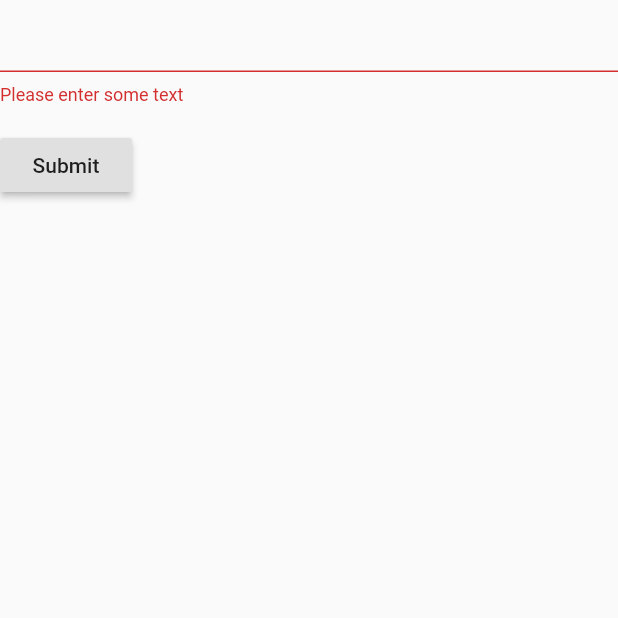
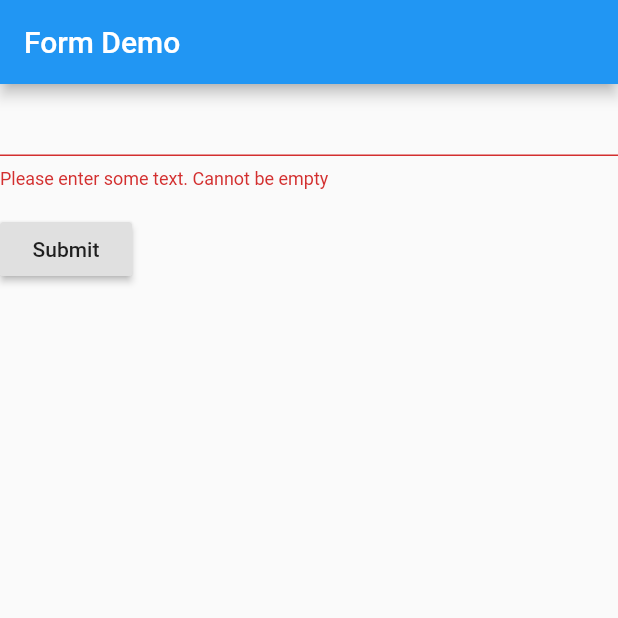
Before and after one commit to dotekien/flutter-form, a Flutter app: the screen it shows after launch, after a tap on "Submit", on a phone screen of 412 x 824 dp, the top half of it. Run offline on Flutter 3.47's test engine with Material 2 defaults, Android fonts, the phone set to English and light mode, and no system bars.

Commit message:
added simple form

```diff
--- a/lib/main.dart
+++ b/lib/main.dart
@@ -11,8 +11,7 @@ class MyApp extends StatelessWidget {
       title: appTitle,
       theme: ThemeData(
           primarySwatch: Colors.blue,
-        visualDensity: VisualDensity.adaptivePlatformDensity
-      ),
+          visualDensity: VisualDensity.adaptivePlatformDensity),
       home: Scaffold(
         body: MyHomePage(title: appTitle),
       ),
@@ -34,7 +33,14 @@ class _MyHomePageState extends State<MyHomePage> {
   @override
   Widget build(BuildContext context) {
     // Build a Form widget using the _formKey created above.
-    return Form(
+    return Scaffold(
+        appBar: AppBar(
+          title: Text(widget.title),
+        ),
+        body: SafeArea(
+            top: false,
+            bottom: false,
+            child: Form(
               key: _formKey,
               child: Column(
                 crossAxisAlignment: CrossAxisAlignment.start,
@@ -42,7 +48,7 @@ class _MyHomePageState extends State<MyHomePage> {
                   TextFormField(
                     validator: (value) {
                       if (value.isEmpty) {
-                return 'Please enter some text';
+                        return 'Please enter some text. Cannot be empty';
                       }
                       return null;
                     },
@@ -55,8 +61,8 @@ class _MyHomePageState extends State<MyHomePage> {
                         // otherwise.
                         if (_formKey.currentState.validate()) {
                           // If the form is valid, display a Snackbar.
-                  Scaffold.of(context)
-                      .showSnackBar(SnackBar(content: Text('Processing Data')));
+                          Scaffold.of(context).showSnackBar(
+                              SnackBar(content: Text('Processing Data')));
                         }
                       },
                       child: Text('Submit'),
@@ -64,6 +70,8 @@ class _MyHomePageState extends State<MyHomePage> {
                   ),
                 ],
               ),
+            )
+        )
     );
   }
 }
```
Lines whose indentation alone changed are shown as unchanged.
